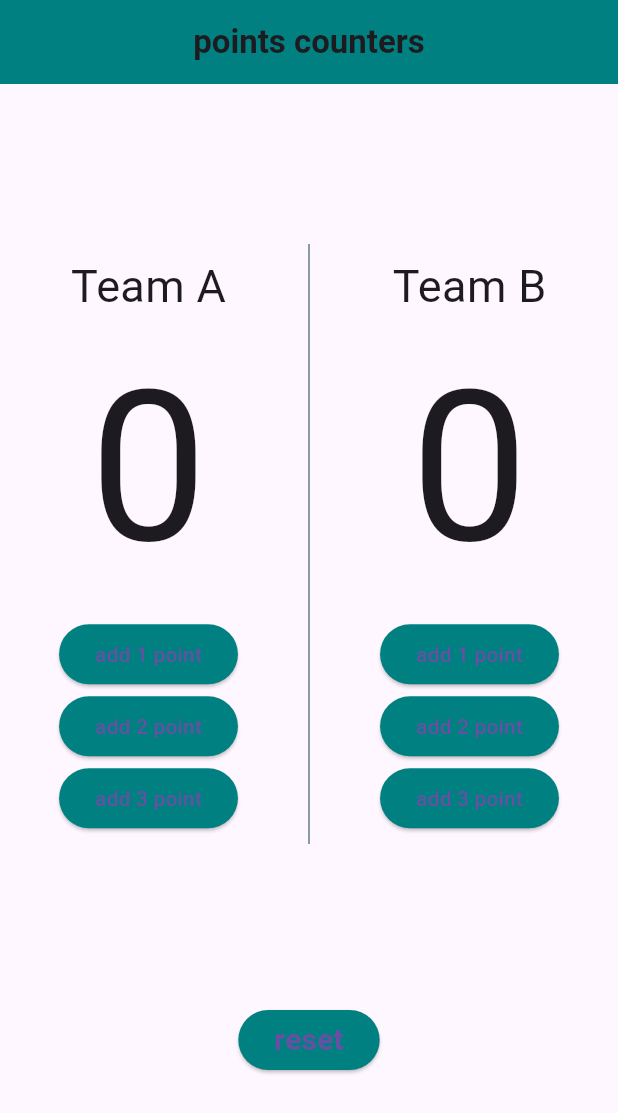
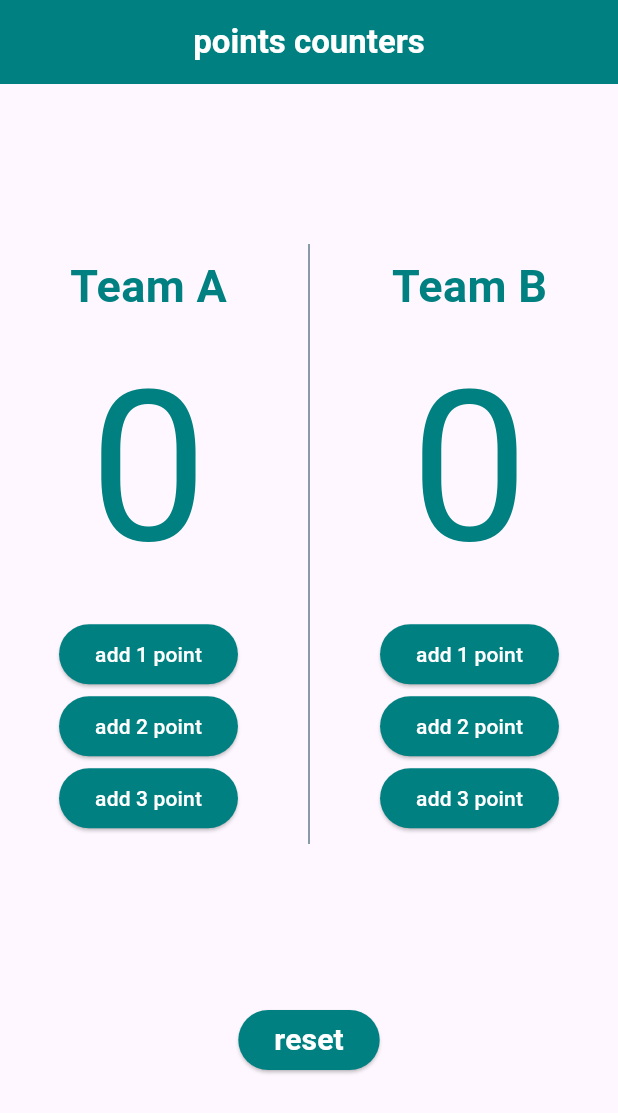
Before and after one commit to MohamedHamedAbdulhakam/basketball_points_counter, a Flutter app: the screen it shows after launch, on a phone screen of 412 x 824 dp. Shown: the top 1113 px of the screen. Run offline on Flutter 3.47's test engine with Material 3 defaults, Android fonts, the phone set to English and light mode, and no system bars; our stand-ins replace bloc, flutter_bloc.

Commit message:
colors done

```diff
--- a/lib/main.dart
+++ b/lib/main.dart
@@ -40,7 +40,7 @@ class HomePage extends StatelessWidget {
         return Scaffold(
           appBar: AppBar(
             backgroundColor: Constants.kPrimaryColor,
-            title: Center(child:  Text("points counters",style: TextStyle(fontWeight: FontWeight.bold),)),
+            title: Center(child:  Text("points counters",style: TextStyle(color: Colors.white,fontWeight: FontWeight.bold),)),
           ),
 
           body: Column(
@@ -51,13 +51,13 @@ class HomePage extends StatelessWidget {
                 children: [
                   Column(
                     children: [
-                      const Text(
+                       Text(
                         "Team A",
-                        style: TextStyle(fontSize: 30),
+                        style: TextStyle(color: Constants.kPrimaryColor,fontSize: 30,fontWeight: FontWeight.bold),
                       ),
                       Text(
                         '${BlocProvider.of<CounterCubit>(context).teamAPoint}',
-                        style: const TextStyle(fontSize: 140),
+                        style:  TextStyle(fontSize: 140,color: Constants.kPrimaryColor),
                       ),
                       ElevatedButton(
                           style: ElevatedButton.styleFrom(
@@ -66,7 +66,7 @@ class HomePage extends StatelessWidget {
                             BlocProvider.of<CounterCubit>(context)
                                 .teamIncreament(team: 'A', buttonnumber: 1);
                           },
-                          child: const Text('add 1 point')),
+                          child: const Text('add 1 point',style: TextStyle(color: Colors.white,),)),
                       ElevatedButton(
                           style: ElevatedButton.styleFrom(
                               backgroundColor: Constants.kPrimaryColor),
@@ -74,7 +74,7 @@ class HomePage extends StatelessWidget {
                             BlocProvider.of<CounterCubit>(context)
                                 .teamIncreament(team: 'A', buttonnumber: 2);
                           },
-                          child: const Text('add 2 point')),
+                          child: const Text('add 2 point',style: TextStyle(color: Colors.white,),)),
                       ElevatedButton(
                           style: ElevatedButton.styleFrom(
                               backgroundColor: Constants.kPrimaryColor),
@@ -82,7 +82,7 @@ class HomePage extends StatelessWidget {
                             BlocProvider.of<CounterCubit>(context)
                                 .teamIncreament(team: 'A', buttonnumber: 3);
                           },
-                          child: const Text('add 3 point'))
+                          child: const Text('add 3 point',style: TextStyle(color: Colors.white,),))
                     ],
                   ),
                   const SizedBox(
@@ -94,13 +94,13 @@ class HomePage extends StatelessWidget {
                   ),
                   Column(
                     children: [
-                      const Text(
+                       Text(
                         "Team B",
-                        style: TextStyle(fontSize: 30),
+                        style: TextStyle(color: Constants.kPrimaryColor,fontSize: 30,fontWeight: FontWeight.bold),
                       ),
                       Text(
                         '${BlocProvider.of<CounterCubit>(context).teamBPoint}',
-                        style: const TextStyle(fontSize: 140),
+                        style: TextStyle(fontSize: 140,color: Constants.kPrimaryColor),
                       ),
                       ElevatedButton(
                           style: ElevatedButton.styleFrom(
@@ -109,7 +109,7 @@ class HomePage extends StatelessWidget {
                             BlocProvider.of<CounterCubit>(context)
                                 .teamIncreament(team: 'B', buttonnumber: 1);
                           },
-                          child: const Text('add 1 point')),
+                          child: const Text('add 1 point',style: TextStyle(color: Colors.white,),)),
                       ElevatedButton(
                           style: ElevatedButton.styleFrom(
                               backgroundColor: Constants.kPrimaryColor),
@@ -117,7 +117,7 @@ class HomePage extends StatelessWidget {
                             BlocProvider.of<CounterCubit>(context)
                                 .teamIncreament(team: 'B', buttonnumber: 2);
                           },
-                          child: const Text('add 2 point')),
+                          child: const Text('add 2 point',style: TextStyle(color: Colors.white,),)),
                       ElevatedButton(
                           style: ElevatedButton.styleFrom(
                               backgroundColor: Constants.kPrimaryColor),
@@ -125,7 +125,7 @@ class HomePage extends StatelessWidget {
                             BlocProvider.of<CounterCubit>(context)
                                 .teamIncreament(team: 'B', buttonnumber: 3);
                           },
-                          child: Text('add 3 point'))
+                          child: Text('add 3 point',style: TextStyle(color: Colors.white,),))
                     ],
                   )
                 ],
@@ -137,7 +137,7 @@ class HomePage extends StatelessWidget {
                   onPressed: () {
 
                   },
-                  child: const Text('reset',style: TextStyle(fontWeight: FontWeight.bold,fontSize: 20),)),
+                  child: const Text('reset',style: TextStyle(color: Colors.white,fontWeight: FontWeight.bold,fontSize: 20),)),
               const Spacer()
             ],
           ),
```
